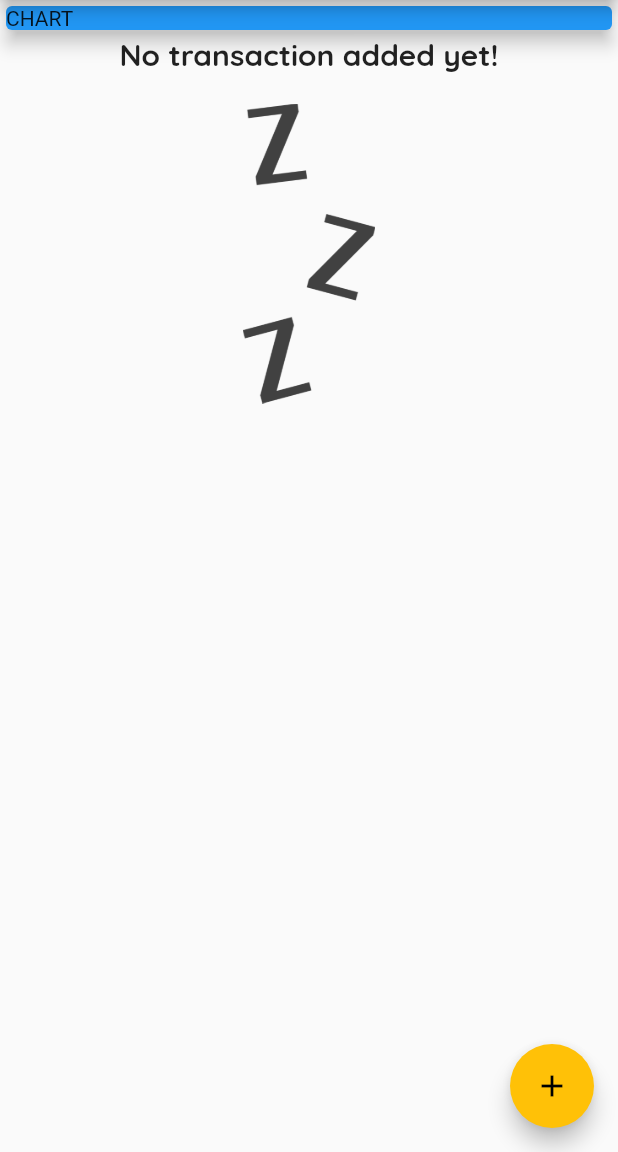
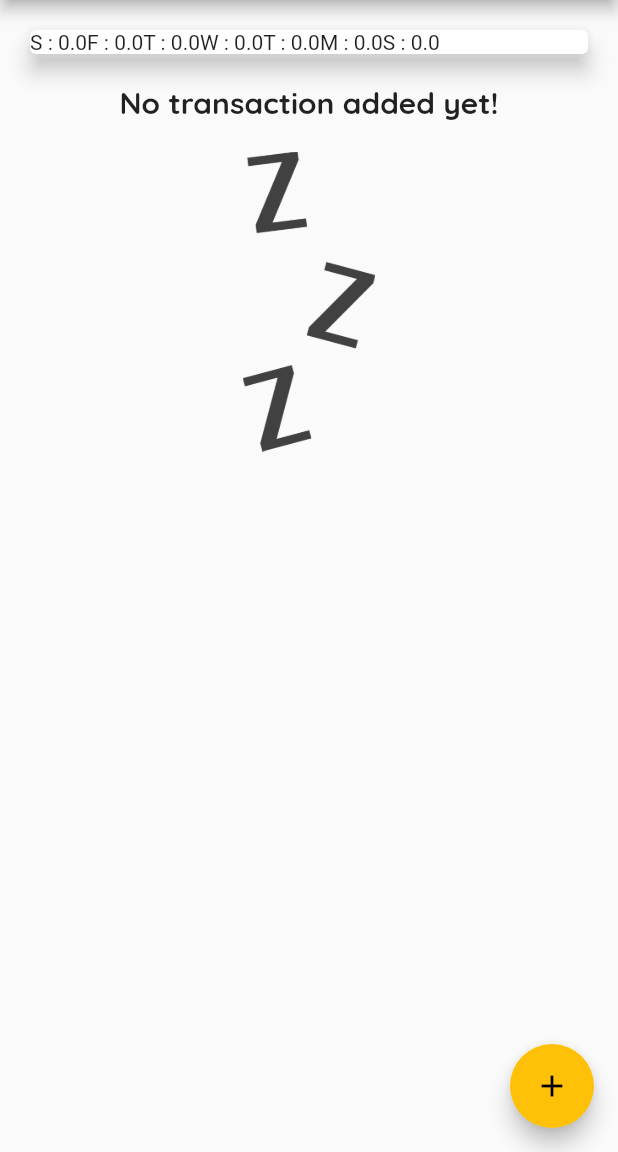
Before and after one commit to saffer4u/my_expence, a Flutter app: the screen it shows after launch, on a phone screen of 412 x 824 dp, the part 84-1236 px from its top. Run offline on Flutter 3.47's test engine with Material 2 defaults, Android fonts, the phone set to English and light mode, and no system bars.

Commit message:
Chart logic

```diff
--- a/lib/main.dart
+++ b/lib/main.dart
@@ -2,6 +2,7 @@ import 'package:flutter/material.dart';
 import './widgets/new_transaction.dart';
 import './widgets/transaction_list.dart';
 import './models/transaction.dart';
+import './widgets/chart.dart';
 
 void main() => runApp(MyApp());
 
@@ -56,6 +57,18 @@ class _MyHomePageState extends State<MyHomePage> {
     // )
   ];
 
+  List<Transaction> get _recentTransactions {
+    return _userTransactions.where((tx) {
+      return tx.date.isAfter(
+        DateTime.now().subtract(
+          Duration(
+            days: 7,
+          ),
+        ),
+      );
+    }).toList();
+  }
+
   void _addNewTransaction(String txTitle, double txAmount) {
     final newTx = Transaction(
       title: txTitle,
@@ -100,16 +113,7 @@ class _MyHomePageState extends State<MyHomePage> {
           // mainAxisAlignment: MainAxisAlignment.spaceAround,
           crossAxisAlignment: CrossAxisAlignment.center,
           children: <Widget>[
-            Container(
-              width: double.infinity,
-              child: Card(
-                color: Colors.blue,
-                child: Text(
-                  'CHART',
-                ),
-                elevation: 5,
-              ),
-            ),
+            Chart(_recentTransactions),
             TransactionList(_userTransactions),
           ],
         ),
--- /dev/null
+++ b/lib/widgets/chart.dart
@@ -0,0 +1,46 @@
+import 'package:flutter/material.dart';
+import 'package:intl/intl.dart';
+import '../models/transaction.dart';
+
+class Chart extends StatelessWidget {
+  final List<Transaction> recentTransactions;
+  Chart(this.recentTransactions);
+  List<Map<String, Object>> get groupedTransactioValues {
+    return List.generate(7, (index) {
+      final weekDay = DateTime.now().subtract(
+        Duration(days: index),
+      );
+
+      var totalSum = 0.0;
+      for (var i = 0; i < recentTransactions.length; i++) {
+        if (recentTransactions[i].date.day == weekDay.day &&
+            recentTransactions[i].date.month == weekDay.month &&
+            recentTransactions[i].date.year == weekDay.year) {
+          totalSum += recentTransactions[i].amount;
+        }
+      }
+
+      // print(DateFormat.E().format(weekDay));
+      // print(totalSum);
+
+      return {
+        'day': DateFormat.E().format(weekDay).substring(0,1),
+        'amount': totalSum,
+      };
+    });
+  }
+
+  @override
+  Widget build(BuildContext context) {
+    print(groupedTransactioValues);
+    return Card(
+      elevation: 6,
+      margin: EdgeInsets.all(20),
+      child: Row(
+        children: groupedTransactioValues.map((data){
+          return Text('${data['day']} : ${data['amount']}');
+        }).toList()
+      ),
+    );
+  }
+}
```
